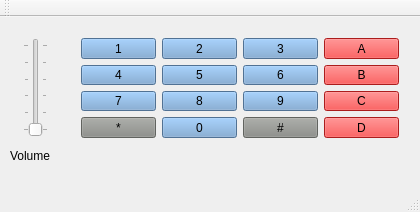
The window that Proyecto/QtProject/mainwindow.ui (robertogs2/dsp) describes before a commit, drawn with Qt 5.
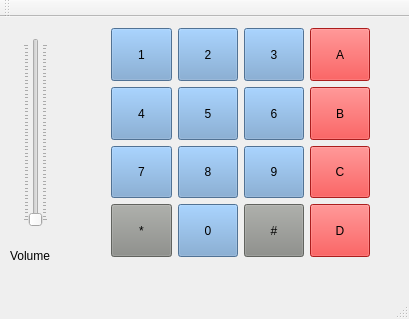
The same window after the commit.

```diff
--- a/Proyecto/QtProject/mainwindow.ui
+++ b/Proyecto/QtProject/mainwindow.ui
@@ -6,8 +6,8 @@
    <rect>
     <x>0</x>
     <y>0</y>
-    <width>420</width>
-    <height>212</height>
+    <width>409</width>
+    <height>319</height>
    </rect>
   </property>
   <property name="windowTitle">
@@ -20,7 +20,7 @@
       <x>10</x>
       <y>10</y>
       <width>51</width>
-      <height>121</height>
+      <height>211</height>
      </rect>
     </property>
     <layout class="QHBoxLayout" name="VolumeLayout">
@@ -43,7 +43,7 @@
     <property name="geometry">
      <rect>
       <x>10</x>
-      <y>130</y>
+      <y>230</y>
       <width>67</width>
       <height>17</height>
      </rect>
@@ -55,437 +55,21 @@
    <widget class="QWidget" name="gridLayoutWidget">
     <property name="geometry">
      <rect>
-      <x>70</x>
-      <y>10</y>
-      <width>340</width>
-      <height>121</height>
+      <x>100</x>
+      <y>0</y>
+      <width>281</width>
+      <height>251</height>
      </rect>
     </property>
-    <layout class="QGridLayout" name="gridLayout">
-     <item row="0" column="0">
-      <widget class="QPushButton" name="button1">
-       <property name="palette">
-        <palette>
-         <active>
-          <colorrole role="WindowText">
-           <brush brushstyle="SolidPattern">
-            <color alpha="255">
-             <red>0</red>
-             <green>0</green>
-             <blue>0</blue>
-            </color>
-           </brush>
-          </colorrole>
-          <colorrole role="Button">
-           <brush brushstyle="SolidPattern">
-            <color alpha="255">
-             <red>114</red>
-             <green>159</green>
-             <blue>207</blue>
-            </color>
-           </brush>
-          </colorrole>
-          <colorrole role="Light">
-           <brush brushstyle="SolidPattern">
-            <color alpha="255">
-             <red>196</red>
-             <green>225</green>
-             <blue>255</blue>
-            </color>
-           </brush>
-          </colorrole>
-          <colorrole role="Midlight">
-           <brush brushstyle="SolidPattern">
-            <color alpha="255">
-             <red>155</red>
-             <green>192</green>
-             <blue>231</blue>
-            </color>
-           </brush>
-          </colorrole>
-          <colorrole role="Dark">
-           <brush brushstyle="SolidPattern">
-            <color alpha="255">
-             <red>57</red>
-             <green>79</green>
-             <blue>103</blue>
-            </color>
-           </brush>
-          </colorrole>
-          <colorrole role="Mid">
-           <brush brushstyle="SolidPattern">
-            <color alpha="255">
-             <red>76</red>
-             <green>106</green>
-             <blue>138</blue>
-            </color>
-           </brush>
-          </colorrole>
-          <colorrole role="Text">
-           <brush brushstyle="SolidPattern">
-            <color alpha="255">
-             <red>0</red>
-             <green>0</green>
-             <blue>0</blue>
-            </color>
-           </brush>
-          </colorrole>
-          <colorrole role="BrightText">
-           <brush brushstyle="SolidPattern">
-            <color alpha="255">
-             <red>255</red>
-             <green>255</green>
-             <blue>255</blue>
-            </color>
-           </brush>
-          </colorrole>
-          <colorrole role="ButtonText">
-           <brush brushstyle="SolidPattern">
-            <color alpha="255">
-             <red>0</red>
-             <green>0</green>
-             <blue>0</blue>
-            </color>
-           </brush>
-          </colorrole>
-          <colorrole role="Base">
-           <brush brushstyle="SolidPattern">
-            <color alpha="255">
-             <red>255</red>
-             <green>255</green>
-             <blue>255</blue>
-            </color>
-           </brush>
-          </colorrole>
-          <colorrole role="Window">
-           <brush brushstyle="SolidPattern">
-            <color alpha="255">
-             <red>114</red>
-             <green>159</green>
-             <blue>207</blue>
-            </color>
-           </brush>
-          </colorrole>
-          <colorrole role="Shadow">
-           <brush brushstyle="SolidPattern">
-            <color alpha="255">
-             <red>0</red>
-             <green>0</green>
-             <blue>0</blue>
-            </color>
-           </brush>
-          </colorrole>
-          <colorrole role="AlternateBase">
-           <brush brushstyle="SolidPattern">
-            <color alpha="255">
-             <red>184</red>
-             <green>207</green>
-             <blue>231</blue>
-            </color>
-           </brush>
-          </colorrole>
-          <colorrole role="ToolTipBase">
-           <brush brushstyle="SolidPattern">
-            <color alpha="255">
-             <red>255</red>
-             <green>255</green>
-             <blue>220</blue>
-            </color>
-           </brush>
-          </colorrole>
-          <colorrole role="ToolTipText">
-           <brush brushstyle="SolidPattern">
-            <color alpha="255">
-             <red>0</red>
-             <green>0</green>
-             <blue>0</blue>
-            </color>
-           </brush>
-          </colorrole>
-         </active>
-         <inactive>
-          <colorrole role="WindowText">
-           <brush brushstyle="SolidPattern">
-            <color alpha="255">
-             <red>0</red>
-             <green>0</green>
-             <blue>0</blue>
-            </color>
-           </brush>
-          </colorrole>
-          <colorrole role="Button">
-           <brush brushstyle="SolidPattern">
-            <color alpha="255">
-             <red>114</red>
-             <green>159</green>
-             <blue>207</blue>
-            </color>
-           </brush>
-          </colorrole>
-          <colorrole role="Light">
-           <brush brushstyle="SolidPattern">
-            <color alpha="255">
-             <red>196</red>
-             <green>225</green>
-             <blue>255</blue>
-            </color>
-           </brush>
-          </colorrole>
-          <colorrole role="Midlight">
-           <brush brushstyle="SolidPattern">
-            <color alpha="255">
-             <red>155</red>
-             <green>192</green>
-             <blue>231</blue>
-            </color>
-           </brush>
-          </colorrole>
-          <colorrole role="Dark">
-           <brush brushstyle="SolidPattern">
-            <color alpha="255">
-             <red>57</red>
-             <green>79</green>
-             <blue>103</blue>
-            </color>
-           </brush>
-          </colorrole>
-          <colorrole role="Mid">
-           <brush brushstyle="SolidPattern">
-            <color alpha="255">
-             <red>76</red>
-             <green>106</green>
-             <blue>138</blue>
-            </color>
-           </brush>
-          </colorrole>
-          <colorrole role="Text">
-           <brush brushstyle="SolidPattern">
-            <color alpha="255">
-             <red>0</red>
-             <green>0</green>
-             <blue>0</blue>
-            </color>
-           </brush>
-          </colorrole>
-          <colorrole role="BrightText">
-           <brush brushstyle="SolidPattern">
-            <color alpha="255">
-             <red>255</red>
-             <green>255</green>
-             <blue>255</blue>
-            </color>
-           </brush>
-          </colorrole>
-          <colorrole role="ButtonText">
-           <brush brushstyle="SolidPattern">
-            <color alpha="255">
-             <red>0</red>
-             <green>0</green>
-             <blue>0</blue>
-            </color>
-           </brush>
-          </colorrole>
-          <colorrole role="Base">
-           <brush brushstyle="SolidPattern">
-            <color alpha="255">
-             <red>255</red>
-             <green>255</green>
-             <blue>255</blue>
-            </color>
-           </brush>
-          </colorrole>
-          <colorrole role="Window">
-           <brush brushstyle="SolidPattern">
-            <color alpha="255">
-             <red>114</red>
-             <green>159</green>
-             <blue>207</blue>
-            </color>
-           </brush>
-          </colorrole>
-          <colorrole role="Shadow">
-           <brush brushstyle="SolidPattern">
-            <color alpha="255">
-             <red>0</red>
-             <green>0</green>
-             <blue>0</blue>
-            </color>
-           </brush>
-          </colorrole>
-          <colorrole role="AlternateBase">
-           <brush brushstyle="SolidPattern">
-            <color alpha="255">
-             <red>184</red>
-             <green>207</green>
-             <blue>231</blue>
-            </color>
-           </brush>
-          </colorrole>
-          <colorrole role="ToolTipBase">
-           <brush brushstyle="SolidPattern">
-            <color alpha="255">
-             <red>255</red>
-             <green>255</green>
-             <blue>220</blue>
-            </color>
-           </brush>
-          </colorrole>
-          <colorrole role="ToolTipText">
-           <brush brushstyle="SolidPattern">
-            <color alpha="255">
-             <red>0</red>
-             <green>0</green>
-             <blue>0</blue>
-            </color>
-           </brush>
-          </colorrole>
-         </inactive>
-         <disabled>
-          <colorrole role="WindowText">
-           <brush brushstyle="SolidPattern">
-            <color alpha="255">
-             <red>57</red>
-             <green>79</green>
-             <blue>103</blue>
-            </color>
-           </brush>
-          </colorrole>
-          <colorrole role="Button">
-           <brush brushstyle="SolidPattern">
-            <color alpha="255">
-             <red>114</red>
-             <green>159</green>
-             <blue>207</blue>
-            </color>
-           </brush>
-          </colorrole>
-          <colorrole role="Light">
-           <brush brushstyle="SolidPattern">
-            <color alpha="255">
-             <red>196</red>
-             <green>225</green>
-             <blue>255</blue>
-            </color>
-           </brush>
-          </colorrole>
-          <colorrole role="Midlight">
-           <brush brushstyle="SolidPattern">
-            <color alpha="255">
-             <red>155</red>
-             <green>192</green>
-             <blue>231</blue>
-            </color>
-           </brush>
-          </colorrole>
-          <colorrole role="Dark">
-           <brush brushstyle="SolidPattern">
-            <color alpha="255">
-             <red>57</red>
-             <green>79</green>
-             <blue>103</blue>
-            </color>
-           </brush>
-          </colorrole>
-          <colorrole role="Mid">
-           <brush brushstyle="SolidPattern">
-            <color alpha="255">
-             <red>76</red>
-             <green>106</green>
-             <blue>138</blue>
-            </color>
-           </brush>
-          </colorrole>
-          <colorrole role="Text">
-           <brush brushstyle="SolidPattern">
-            <color alpha="255">
-             <red>57</red>
-             <green>79</green>
-             <blue>103</blue>
-            </color>
-           </brush>
-          </colorrole>
-          <colorrole role="BrightText">
-           <brush brushstyle="SolidPattern">
-            <color alpha="255">
-             <red>255</red>
-             <green>255</green>
-             <blue>255</blue>
-            </color>
-           </brush>
-          </colorrole>
-          <colorrole role="ButtonText">
-           <brush brushstyle="SolidPattern">
-            <color alpha="255">
-             <red>57</red>
-             <green>79</green>
-             <blue>103</blue>
-            </color>
-           </brush>
-          </colorrole>
-          <colorrole role="Base">
-           <brush brushstyle="SolidPattern">
-            <color alpha="255">
-             <red>114</red>
-             <green>159</green>
-             <blue>207</blue>
-            </color>
-           </brush>
-          </colorrole>
-          <colorrole role="Window">
-           <brush brushstyle="SolidPattern">
-            <color alpha="255">
-             <red>114</red>
-             <green>159</green>
-             <blue>207</blue>
-            </color>
-           </brush>
-          </colorrole>
-          <colorrole role="Shadow">
-           <brush brushstyle="SolidPattern">
-            <color alpha="255">
-             <red>0</red>
-             <green>0</green>
-             <blue>0</blue>
-            </color>
-           </brush>
-          </colorrole>
-          <colorrole role="AlternateBase">
-           <brush brushstyle="SolidPattern">
-            <color alpha="255">
-             <red>114</red>
-             <green>159</green>
-             <blue>207</blue>
-            </color>
-           </brush>
-          </colorrole>
-          <colorrole role="ToolTipBase">
-           <brush brushstyle="SolidPattern">
-            <color alpha="255">
-             <red>255</red>
-             <green>255</green>
-             <blue>220</blue>
-            </color>
-           </brush>
-          </colorrole>
-          <colorrole role="ToolTipText">
-           <brush brushstyle="SolidPattern">
-            <color alpha="255">
-             <red>0</red>
-             <green>0</green>
-             <blue>0</blue>
-            </color>
-           </brush>
-          </colorrole>
-         </disabled>
-        </palette>
-       </property>
-       <property name="text">
-        <string>1</string>
-       </property>
-      </widget>
-     </item>
+    <layout class="QGridLayout" name="gridLayout" rowstretch="0,0,0,0,0" columnstretch="0,0,0,0" rowminimumheight="0,0,0,0,0" columnminimumwidth="0,0,0,0">
      <item row="2" column="2">
       <widget class="QPushButton" name="button6">
+       <property name="sizePolicy">
+        <sizepolicy hsizetype="Expanding" vsizetype="Expanding">
+         <horstretch>0</horstretch>
+         <verstretch>0</verstretch>
+        </sizepolicy>
+       </property>
        <property name="palette">
         <palette>
          <active>
@@ -908,6 +492,12 @@
      </item>
      <item row="0" column="1">
       <widget class="QPushButton" name="button2">
+       <property name="sizePolicy">
+        <sizepolicy hsizetype="Expanding" vsizetype="Expanding">
+         <horstretch>0</horstretch>
+         <verstretch>0</verstretch>
+        </sizepolicy>
+       </property>
        <property name="palette">
         <palette>
          <active>
@@ -1330,6 +920,12 @@
      </item>
      <item row="2" column="0">
       <widget class="QPushButton" name="button4">
+       <property name="sizePolicy">
+        <sizepolicy hsizetype="Expanding" vsizetype="Expanding">
+         <horstretch>0</horstretch>
+         <verstretch>0</verstretch>
+        </sizepolicy>
+       </property>
        <property name="palette">
         <palette>
          <active>
@@ -1752,6 +1348,12 @@
      </item>
      <item row="2" column="1">
       <widget class="QPushButton" name="button5">
+       <property name="sizePolicy">
+        <sizepolicy hsizetype="Expanding" vsizetype="Expanding">
+         <horstretch>0</horstretch>
+         <verstretch>0</verstretch>
+        </sizepolicy>
+       </property>
        <property name="palette">
         <palette>
          <active>
@@ -2174,6 +1776,12 @@
      </item>
      <item row="3" column="1">
       <widget class="QPushButton" name="button8">
+       <property name="sizePolicy">
+        <sizepolicy hsizetype="Minimum" vsizetype="Expanding">
+         <horstretch>0</horstretch>
+         <verstretch>0</verstretch>
+        </sizepolicy>
+       </property>
        <property name="palette">
         <palette>
          <active>
@@ -2596,6 +2204,12 @@
      </item>
      <item row="3" column="0">
       <widget class="QPushButton" name="button7">
+       <property name="sizePolicy">
+        <sizepolicy hsizetype="Expanding" vsizetype="Expanding">
+         <horstretch>0</horstretch>
+         <verstretch>0</verstretch>
+        </sizepolicy>
+       </property>
        <property name="palette">
         <palette>
          <active>
@@ -3018,6 +2632,12 @@
      </item>
      <item row="0" column="2">
       <widget class="QPushButton" name="button3">
+       <property name="sizePolicy">
+        <sizepolicy hsizetype="Expanding" vsizetype="Expanding">
+         <horstretch>0</horstretch>
+         <verstretch>0</verstretch>
+        </sizepolicy>
+       </property>
        <property name="palette">
         <palette>
          <active>
@@ -3440,6 +3060,12 @@
      </item>
      <item row="3" column="2">
       <widget class="QPushButton" name="button9">
+       <property name="sizePolicy">
+        <sizepolicy hsizetype="Expanding" vsizetype="Expanding">
+         <horstretch>0</horstretch>
+         <verstretch>0</verstretch>
+        </sizepolicy>
+       </property>
        <property name="palette">
         <palette>
          <active>
@@ -3862,6 +3488,12 @@
      </item>
      <item row="0" column="3">
       <widget class="QPushButton" name="buttonA">
+       <property name="sizePolicy">
+        <sizepolicy hsizetype="Expanding" vsizetype="Expanding">
+         <horstretch>0</horstretch>
+         <verstretch>0</verstretch>
+        </sizepolicy>
+       </property>
        <property name="palette">
         <palette>
          <active>
@@ -4284,6 +3916,12 @@
      </item>
      <item row="2" column="3">
       <widget class="QPushButton" name="buttonB">
+       <property name="sizePolicy">
+        <sizepolicy hsizetype="Expanding" vsizetype="Expanding">
+         <horstretch>0</horstretch>
+         <verstretch>0</verstretch>
+        </sizepolicy>
+       </property>
        <property name="palette">
         <palette>
          <active>
@@ -4706,6 +4344,18 @@
      </item>
      <item row="4" column="1">
       <widget class="QPushButton" name="button0">
+       <property name="sizePolicy">
+        <sizepolicy hsizetype="Expanding" vsizetype="Expanding">
+         <horstretch>6</horstretch>
+         <verstretch>0</verstretch>
+        </sizepolicy>
+       </property>
+       <property name="maximumSize">
+        <size>
+         <width>16777215</width>
+         <height>16777215</height>
+        </size>
+       </property>
        <property name="palette">
         <palette>
          <active>
@@ -5128,6 +4778,12 @@
      </item>
      <item row="4" column="0">
       <widget class="QPushButton" name="buttonS">
+       <property name="sizePolicy">
+        <sizepolicy hsizetype="Expanding" vsizetype="Expanding">
+         <horstretch>0</horstretch>
+         <verstretch>0</verstretch>
+        </sizepolicy>
+       </property>
        <property name="palette">
         <palette>
          <active>
@@ -5550,6 +5206,12 @@
      </item>
      <item row="4" column="2">
       <widget class="QPushButton" name="buttonN">
+       <property name="sizePolicy">
+        <sizepolicy hsizetype="Expanding" vsizetype="Expanding">
+         <horstretch>0</horstretch>
+         <verstretch>0</verstretch>
+        </sizepolicy>
+       </property>
        <property name="palette">
         <palette>
          <active>
@@ -5972,6 +5634,12 @@
      </item>
      <item row="4" column="3">
       <widget class="QPushButton" name="buttonD">
+       <property name="sizePolicy">
+        <sizepolicy hsizetype="Expanding" vsizetype="Expanding">
+         <horstretch>0</horstretch>
+         <verstretch>0</verstretch>
+        </sizepolicy>
+       </property>
        <property name="palette">
         <palette>
          <active>
@@ -6394,6 +6062,12 @@
      </item>
      <item row="3" column="3">
       <widget class="QPushButton" name="buttonC">
+       <property name="sizePolicy">
+        <sizepolicy hsizetype="Expanding" vsizetype="Expanding">
+         <horstretch>0</horstretch>
+         <verstretch>0</verstretch>
+        </sizepolicy>
+       </property>
        <property name="palette">
         <palette>
          <active>
@@ -6814,6 +6488,434 @@
        </property>
       </widget>
      </item>
+     <item row="0" column="0">
+      <widget class="QPushButton" name="button1">
+       <property name="sizePolicy">
+        <sizepolicy hsizetype="Expanding" vsizetype="Expanding">
+         <horstretch>0</horstretch>
+         <verstretch>0</verstretch>
+        </sizepolicy>
+       </property>
+       <property name="palette">
+        <palette>
+         <active>
+          <colorrole role="WindowText">
+           <brush brushstyle="SolidPattern">
+            <color alpha="255">
+             <red>0</red>
+             <green>0</green>
+             <blue>0</blue>
+            </color>
+           </brush>
+          </colorrole>
+          <colorrole role="Button">
+           <brush brushstyle="SolidPattern">
+            <color alpha="255">
+             <red>114</red>
+             <green>159</green>
+             <blue>207</blue>
+            </color>
+           </brush>
+          </colorrole>
+          <colorrole role="Light">
+           <brush brushstyle="SolidPattern">
+            <color alpha="255">
+             <red>196</red>
+             <green>225</green>
+             <blue>255</blue>
+            </color>
+           </brush>
+          </colorrole>
+          <colorrole role="Midlight">
+           <brush brushstyle="SolidPattern">
+            <color alpha="255">
+             <red>155</red>
+             <green>192</green>
+             <blue>231</blue>
+            </color>
+           </brush>
+          </colorrole>
+          <colorrole role="Dark">
+           <brush brushstyle="SolidPattern">
+            <color alpha="255">
+             <red>57</red>
+             <green>79</green>
+             <blue>103</blue>
+            </color>
+           </brush>
+          </colorrole>
+          <colorrole role="Mid">
+           <brush brushstyle="SolidPattern">
+            <color alpha="255">
+             <red>76</red>
+             <green>106</green>
+             <blue>138</blue>
+            </color>
+           </brush>
+          </colorrole>
+          <colorrole role="Text">
+           <brush brushstyle="SolidPattern">
+            <color alpha="255">
+             <red>0</red>
+             <green>0</green>
+             <blue>0</blue>
+            </color>
+           </brush>
+          </colorrole>
+          <colorrole role="BrightText">
+           <brush brushstyle="SolidPattern">
+            <color alpha="255">
+             <red>255</red>
+             <green>255</green>
+             <blue>255</blue>
+            </color>
+           </brush>
+          </colorrole>
+          <colorrole role="ButtonText">
+           <brush brushstyle="SolidPattern">
+            <color alpha="255">
+             <red>0</red>
+             <green>0</green>
+             <blue>0</blue>
+            </color>
+           </brush>
+          </colorrole>
+          <colorrole role="Base">
+           <brush brushstyle="SolidPattern">
+            <color alpha="255">
+             <red>255</red>
+             <green>255</green>
+             <blue>255</blue>
+            </color>
+           </brush>
+          </colorrole>
+          <colorrole role="Window">
+           <brush brushstyle="SolidPattern">
+            <color alpha="255">
+             <red>114</red>
+             <green>159</green>
+             <blue>207</blue>
+            </color>
+           </brush>
+          </colorrole>
+          <colorrole role="Shadow">
+           <brush brushstyle="SolidPattern">
+            <color alpha="255">
+             <red>0</red>
+             <green>0</green>
+             <blue>0</blue>
+            </color>
+           </brush>
+          </colorrole>
+          <colorrole role="AlternateBase">
+           <brush brushstyle="SolidPattern">
+            <color alpha="255">
+             <red>184</red>
+             <green>207</green>
+             <blue>231</blue>
+            </color>
+           </brush>
+          </colorrole>
+          <colorrole role="ToolTipBase">
+           <brush brushstyle="SolidPattern">
+            <color alpha="255">
+             <red>255</red>
+             <green>255</green>
+             <blue>220</blue>
+            </color>
+           </brush>
+          </colorrole>
+          <colorrole role="ToolTipText">
+           <brush brushstyle="SolidPattern">
+            <color alpha="255">
+             <red>0</red>
+             <green>0</green>
+             <blue>0</blue>
+            </color>
+           </brush>
+          </colorrole>
+         </active>
+         <inactive>
+          <colorrole role="WindowText">
+           <brush brushstyle="SolidPattern">
+            <color alpha="255">
+             <red>0</red>
+             <green>0</green>
+             <blue>0</blue>
+            </color>
+           </brush>
+          </colorrole>
+          <colorrole role="Button">
+           <brush brushstyle="SolidPattern">
+            <color alpha="255">
+             <red>114</red>
+             <green>159</green>
+             <blue>207</blue>
+            </color>
+           </brush>
+          </colorrole>
+          <colorrole role="Light">
+           <brush brushstyle="SolidPattern">
+            <color alpha="255">
+             <red>196</red>
+             <green>225</green>
+             <blue>255</blue>
+            </color>
+           </brush>
+          </colorrole>
+          <colorrole role="Midlight">
+           <brush brushstyle="SolidPattern">
+            <color alpha="255">
+             <red>155</red>
+             <green>192</green>
+             <blue>231</blue>
+            </color>
+           </brush>
+          </colorrole>
+          <colorrole role="Dark">
+           <brush brushstyle="SolidPattern">
+            <color alpha="255">
+             <red>57</red>
+             <green>79</green>
+             <blue>103</blue>
+            </color>
+           </brush>
+          </colorrole>
+          <colorrole role="Mid">
+           <brush brushstyle="SolidPattern">
+            <color alpha="255">
+             <red>76</red>
+             <green>106</green>
+             <blue>138</blue>
+            </color>
+           </brush>
+          </colorrole>
+          <colorrole role="Text">
+           <brush brushstyle="SolidPattern">
+            <color alpha="255">
+             <red>0</red>
+             <green>0</green>
+             <blue>0</blue>
+            </color>
+           </brush>
+          </colorrole>
+          <colorrole role="BrightText">
+           <brush brushstyle="SolidPattern">
+            <color alpha="255">
+             <red>255</red>
+             <green>255</green>
+             <blue>255</blue>
+            </color>
+           </brush>
+          </colorrole>
+          <colorrole role="ButtonText">
+           <brush brushstyle="SolidPattern">
+            <color alpha="255">
+             <red>0</red>
+             <green>0</green>
+             <blue>0</blue>
+            </color>
+           </brush>
+          </colorrole>
+          <colorrole role="Base">
+           <brush brushstyle="SolidPattern">
+            <color alpha="255">
+             <red>255</red>
+             <green>255</green>
+             <blue>255</blue>
+            </color>
+           </brush>
+          </colorrole>
+          <colorrole role="Window">
+           <brush brushstyle="SolidPattern">
+            <color alpha="255">
+             <red>114</red>
+             <green>159</green>
+             <blue>207</blue>
+            </color>
+           </brush>
+          </colorrole>
+          <colorrole role="Shadow">
+           <brush brushstyle="SolidPattern">
+            <color alpha="255">
+             <red>0</red>
+             <green>0</green>
+             <blue>0</blue>
+            </color>
+           </brush>
+          </colorrole>
+          <colorrole role="AlternateBase">
+           <brush brushstyle="SolidPattern">
+            <color alpha="255">
+             <red>184</red>
+             <green>207</green>
+             <blue>231</blue>
+            </color>
+           </brush>
+          </colorrole>
+          <colorrole role="ToolTipBase">
+           <brush brushstyle="SolidPattern">
+            <color alpha="255">
+             <red>255</red>
+             <green>255</green>
+             <blue>220</blue>
+            </color>
+           </brush>
+          </colorrole>
+          <colorrole role="ToolTipText">
+           <brush brushstyle="SolidPattern">
+            <color alpha="255">
+             <red>0</red>
+             <green>0</green>
+             <blue>0</blue>
+            </color>
+           </brush>
+          </colorrole>
+         </inactive>
+         <disabled>
+          <colorrole role="WindowText">
+           <brush brushstyle="SolidPattern">
+            <color alpha="255">
+             <red>57</red>
+             <green>79</green>
+             <blue>103</blue>
+            </color>
+           </brush>
+          </colorrole>
+          <colorrole role="Button">
+           <brush brushstyle="SolidPattern">
+            <color alpha="255">
+             <red>114</red>
+             <green>159</green>
+             <blue>207</blue>
+            </color>
+           </brush>
+          </colorrole>
+          <colorrole role="Light">
+           <brush brushstyle="SolidPattern">
+            <color alpha="255">
+             <red>196</red>
+             <green>225</green>
+             <blue>255</blue>
+            </color>
+           </brush>
+          </colorrole>
+          <colorrole role="Midlight">
+           <brush brushstyle="SolidPattern">
+            <color alpha="255">
+             <red>155</red>
+             <green>192</green>
+             <blue>231</blue>
+            </color>
+           </brush>
+          </colorrole>
+          <colorrole role="Dark">
+           <brush brushstyle="SolidPattern">
+            <color alpha="255">
+             <red>57</red>
+             <green>79</green>
+             <blue>103</blue>
+            </color>
+           </brush>
+          </colorrole>
+          <colorrole role="Mid">
+           <brush brushstyle="SolidPattern">
+            <color alpha="255">
+             <red>76</red>
+             <green>106</green>
+             <blue>138</blue>
+            </color>
+           </brush>
+          </colorrole>
+          <colorrole role="Text">
+           <brush brushstyle="SolidPattern">
+            <color alpha="255">
+             <red>57</red>
+             <green>79</green>
+             <blue>103</blue>
+            </color>
+           </brush>
+          </colorrole>
+          <colorrole role="BrightText">
+           <brush brushstyle="SolidPattern">
+            <color alpha="255">
+             <red>255</red>
+             <green>255</green>
+             <blue>255</blue>
+            </color>
+           </brush>
+          </colorrole>
+          <colorrole role="ButtonText">
+           <brush brushstyle="SolidPattern">
+            <color alpha="255">
+             <red>57</red>
+             <green>79</green>
+             <blue>103</blue>
+            </color>
+           </brush>
+          </colorrole>
+          <colorrole role="Base">
+           <brush brushstyle="SolidPattern">
+            <color alpha="255">
+             <red>114</red>
+             <green>159</green>
+             <blue>207</blue>
+            </color>
+           </brush>
+          </colorrole>
+          <colorrole role="Window">
+           <brush brushstyle="SolidPattern">
+            <color alpha="255">
+             <red>114</red>
+             <green>159</green>
+             <blue>207</blue>
+            </color>
+           </brush>
+          </colorrole>
+          <colorrole role="Shadow">
+           <brush brushstyle="SolidPattern">
+            <color alpha="255">
+             <red>0</red>
+             <green>0</green>
+             <blue>0</blue>
+            </color>
+           </brush>
+          </colorrole>
+          <colorrole role="AlternateBase">
+           <brush brushstyle="SolidPattern">
+            <color alpha="255">
+             <red>114</red>
+             <green>159</green>
+             <blue>207</blue>
+            </color>
+           </brush>
+          </colorrole>
+          <colorrole role="ToolTipBase">
+           <brush brushstyle="SolidPattern">
+            <color alpha="255">
+             <red>255</red>
+             <green>255</green>
+             <blue>220</blue>
+            </color>
+           </brush>
+          </colorrole>
+          <colorrole role="ToolTipText">
+           <brush brushstyle="SolidPattern">
+            <color alpha="255">
+             <red>0</red>
+             <green>0</green>
+             <blue>0</blue>
+            </color>
+           </brush>
+          </colorrole>
+         </disabled>
+        </palette>
+       </property>
+       <property name="text">
+        <string>1</string>
+       </property>
+      </widget>
+     </item>
     </layout>
    </widget>
   </widget>
```
Left out of the diff: 2 changed lines with no effect on the pictures.
